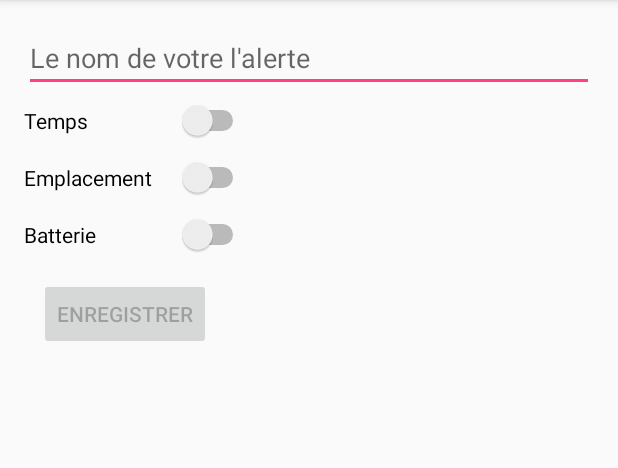
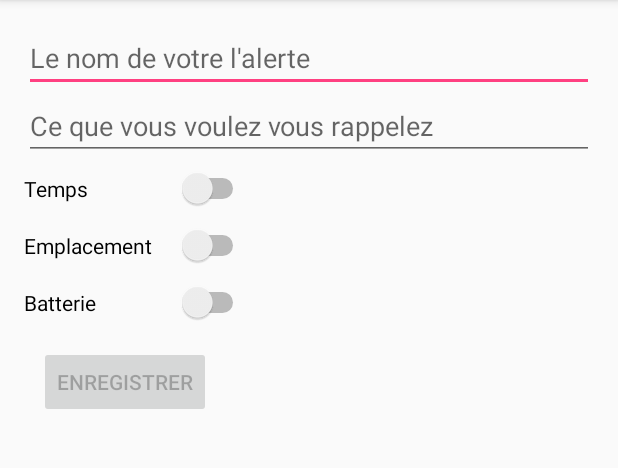
Before and after one commit to HE-Arc/Notifium, an Android app: the AddAlertActivity screen opened directly, with no data from a screen before it, on a phone screen of 412 x 824 dp, the part 84-552 px from its top. Run offline under Robolectric (Android 15) with nearby library versions, the phone set to English and light mode, and no system bars.

Commit message:
adding a new field for the alertes

```diff
--- a/src/app/src/main/java/devmobile/hearc/ch/notifium/activities/AddAlertActivity.java
+++ b/src/app/src/main/java/devmobile/hearc/ch/notifium/activities/AddAlertActivity.java
@@ -47,6 +47,7 @@ import java.util.Calendar;
 public class AddAlertActivity extends AppCompatActivity {
 
     private EditText etAlertName;
+    private EditText etAlertDescription;
 
     private Switch switchDateTime;
     private LinearLayout layoutDateTime;
@@ -111,6 +112,7 @@ public class AddAlertActivity extends AppCompatActivity {
     private void loadUI()
     {
         etAlertName = (EditText) findViewById(R.id.etAlertName);
+        etAlertDescription = (EditText) findViewById(R.id.etAlertDescription);
 
         switchDateTime = (Switch) findViewById(R.id.switchDateTime);
         layoutDateTime = (LinearLayout) findViewById(R.id.layoutDateTime);
@@ -166,9 +168,10 @@ public class AddAlertActivity extends AppCompatActivity {
         boolean valid;
 
         boolean hasName = !etAlertName.getText().toString().equals("");
+        boolean hasDesc = !etAlertDescription.getText().toString().equals("");
         boolean atLeastOnChecked = switchDateTime.isChecked() || switchLocation.isChecked() || switchBattery.isChecked();
 
-        valid = hasName && atLeastOnChecked;
+        valid = hasName && hasDesc && atLeastOnChecked;
 
         //Periodic
         if(switchDateTime.isChecked() && switchPeriodic.isChecked())
@@ -185,6 +188,14 @@ public class AddAlertActivity extends AppCompatActivity {
     private void addEventsListener() {
 
         etAlertName.setOnEditorActionListener(new TextView.OnEditorActionListener() {
+            @Override
+            public boolean onEditorAction(TextView v, int actionId, KeyEvent event) {
+                updateSave();
+                return false;
+            }
+        });
+
+        etAlertDescription.setOnEditorActionListener(new TextView.OnEditorActionListener() {
             @Override
             public boolean onEditorAction(TextView v, int actionId, KeyEvent event) {
                 updateSave();
@@ -312,6 +323,7 @@ public class AddAlertActivity extends AppCompatActivity {
             @Override
             public void onClick(View v) {
                 Alert alert = createAlert();
+                AlertStorage.getInstance().addAlert(alert);
             }
         });
 
@@ -353,7 +365,7 @@ public class AddAlertActivity extends AppCompatActivity {
 
     private Alert createAlert()
     {
-        Alert alert = new Alert(etAlertName.getText().toString());
+        Alert alert = new Alert(etAlertName.getText().toString(), etAlertDescription.getText().toString());
 
         if(switchDateTime.isEnabled())
         {
--- a/src/app/src/main/res/layout/activity_add_alert.xml
+++ b/src/app/src/main/res/layout/activity_add_alert.xml
@@ -29,6 +29,15 @@
                 android:ems="10"
                 android:inputType="textPersonName"
                 android:hint="@string/addAlertDefaultName"
+                tools:layout_editor_absoluteX="16dp"
+                tools:layout_editor_absoluteY="16dp" />
+            <EditText
+                android:id="@+id/etAlertDescription"
+                android:layout_width="match_parent"
+                android:layout_height="wrap_content"
+                android:ems="10"
+                android:inputType="textPersonName"
+                android:hint="@string/addAlertDefaultDescription"
                 tools:layout_editor_absoluteX="16dp"
                 tools:layout_editor_absoluteY="16dp" />
             <!--
--- a/src/app/src/main/res/values/strings.xml
+++ b/src/app/src/main/res/values/strings.xml
@@ -15,6 +15,7 @@
     <string name="addAlertLocation">Emplacement</string>
     <string name="addAlertBattery">Batterie</string>
     <string name="addAlertDefaultName">Le nom de votre l\'alerte</string>
+    <string name="addAlertDefaultDescription">Ce que vous voulez vous rappelez</string>
     <string name="addAlertPeriodic">Répétition</string>
     <string name="addAlertEveryDay">Tous les N jours</string>
     <string name="addAlertFromWeekDay">À partir de</string>
```
